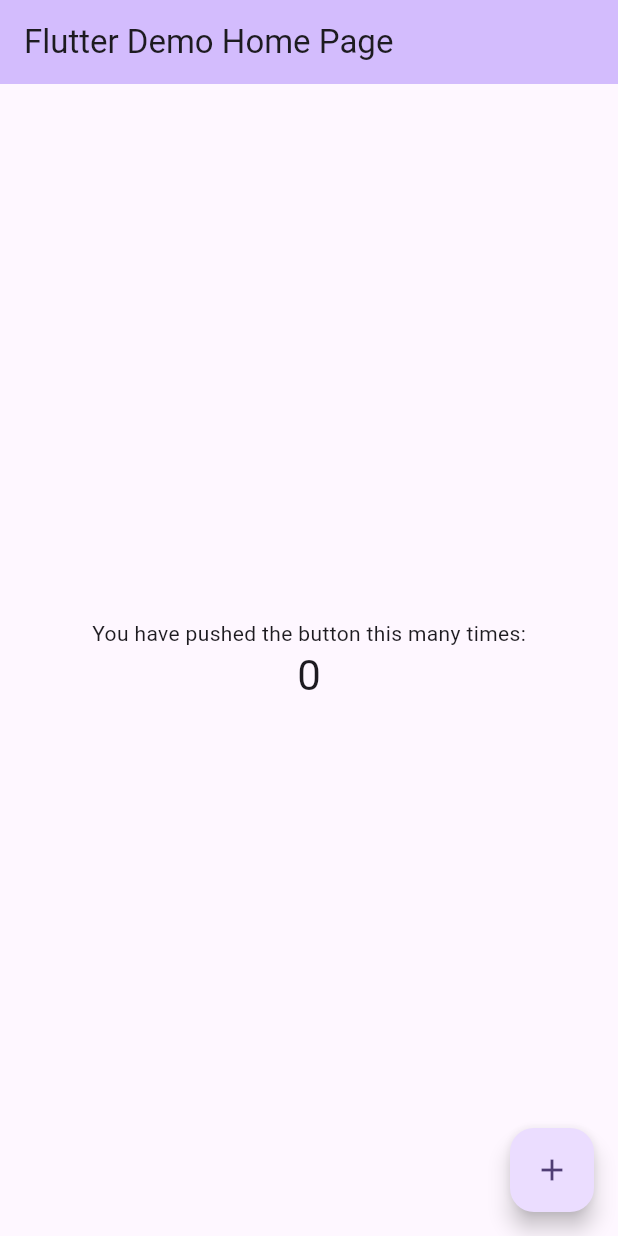
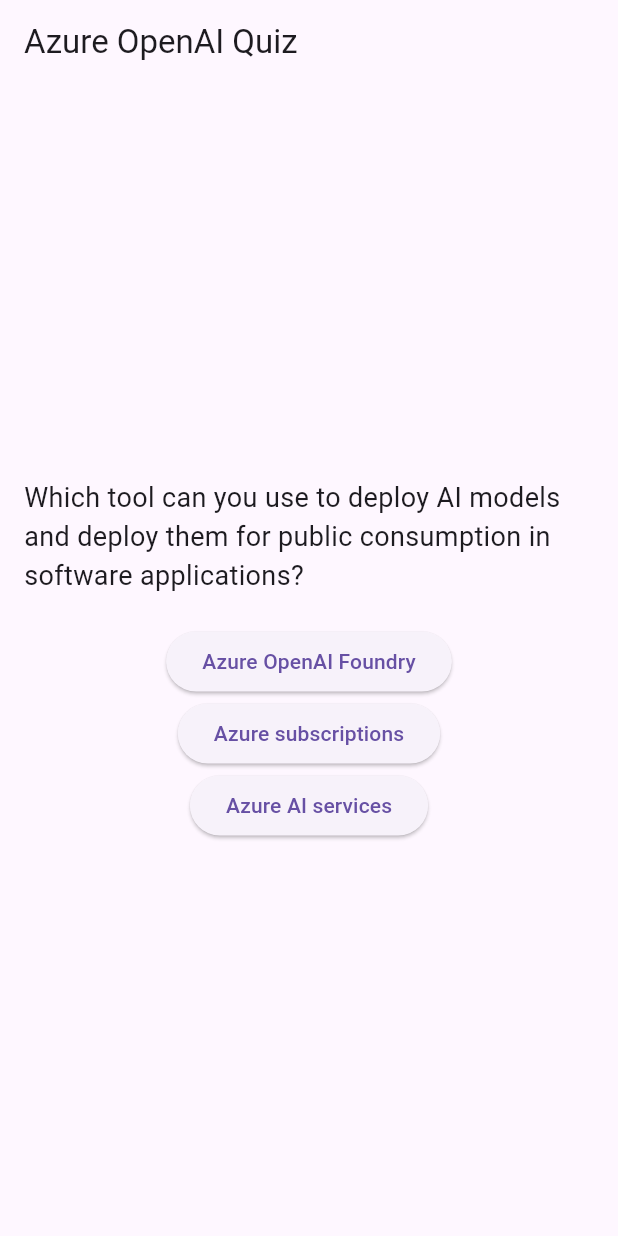
Before and after one commit to GarbyX/azure_open_ai_service_quiz_app, a Flutter app: the screen it shows after launch, on a phone screen of 412 x 824 dp. Run offline on Flutter 3.47's test engine with Material 3 defaults, Android fonts, the phone set to English and light mode, and no system bars.

Commit message:
Update main dart app

```diff
--- a/lib/main.dart
+++ b/lib/main.dart
@@ -1,125 +1,91 @@
 import 'package:flutter/material.dart';
 
 void main() {
-  runApp(const MyApp());
+  runApp(MyApp());
 }
 
 class MyApp extends StatelessWidget {
-  const MyApp({super.key});
-
-  // This widget is the root of your application.
   @override
   Widget build(BuildContext context) {
     return MaterialApp(
-      title: 'Flutter Demo',
+      title: 'Azure OpenAI Quiz',
       theme: ThemeData(
-        // This is the theme of your application.
-        //
-        // TRY THIS: Try running your application with "flutter run". You'll see
-        // the application has a purple toolbar. Then, without quitting the app,
-        // try changing the seedColor in the colorScheme below to Colors.green
-        // and then invoke "hot reload" (save your changes or press the "hot
-        // reload" button in a Flutter-supported IDE, or press "r" if you used
-        // the command line to start the app).
-        //
-        // Notice that the counter didn't reset back to zero; the application
-        // state is not lost during the reload. To reset the state, use hot
-        // restart instead.
-        //
-        // This works for code too, not just values: Most code changes can be
-        // tested with just a hot reload.
-        colorScheme: ColorScheme.fromSeed(seedColor: Colors.deepPurple),
-        useMaterial3: true,
+        primarySwatch: Colors.blue,
       ),
-      home: const MyHomePage(title: 'Flutter Demo Home Page'),
+      home: QuizScreen(),
     );
   }
 }
 
-class MyHomePage extends StatefulWidget {
-  const MyHomePage({super.key, required this.title});
-
-  // This widget is the home page of your application. It is stateful, meaning
-  // that it has a State object (defined below) that contains fields that affect
-  // how it looks.
-
-  // This class is the configuration for the state. It holds the values (in this
-  // case the title) provided by the parent (in this case the App widget) and
-  // used by the build method of the State. Fields in a Widget subclass are
-  // always marked "final".
-
-  final String title;
-
+class QuizScreen extends StatefulWidget {
   @override
-  State<MyHomePage> createState() => _MyHomePageState();
+  _QuizScreenState createState() => _QuizScreenState();
 }
 
-class _MyHomePageState extends State<MyHomePage> {
-  int _counter = 0;
+class _QuizScreenState extends State<QuizScreen> {
+  int _currentQuestionIndex = 0;
+  List<Question> _questions = [
+    Question(
+      'Which tool can you use to deploy AI models and deploy them for public consumption in software applications?',
+      ['Azure OpenAI Foundry', 'Azure subscriptions', 'Azure AI services'],
+      0,
+    ),
+    Question(
+      'How does Azure OpenAI process text?',
+      ['It converts text to hexadecimal format.', 'By breaking it down into tokens', 'By converting it into squares'],
+      1,
+    ),
+    // Add the remaining questions here...
+  ];
 
-  void _incrementCounter() {
+  void _nextQuestion(int selectedIndex) {
+    if (selectedIndex == _questions[_currentQuestionIndex].correctAnswer) {
+      ScaffoldMessenger.of(context).showSnackBar(
+        SnackBar(content: Text('Correct!')),
+      );
+    } else {
+      ScaffoldMessenger.of(context).showSnackBar(
+        SnackBar(content: Text('Wrong!')),
+      );
+    }
+
     setState(() {
-      // This call to setState tells the Flutter framework that something has
-      // changed in this State, which causes it to rerun the build method below
-      // so that the display can reflect the updated values. If we changed
-      // _counter without calling setState(), then the build method would not be
-      // called again, and so nothing would appear to happen.
-      _counter++;
+      _currentQuestionIndex = (_currentQuestionIndex + 1) % _questions.length;
     });
   }
 
   @override
   Widget build(BuildContext context) {
-    // This method is rerun every time setState is called, for instance as done
-    // by the _incrementCounter method above.
-    //
-    // The Flutter framework has been optimized to make rerunning build methods
-    // fast, so that you can just rebuild anything that needs updating rather
-    // than having to individually change instances of widgets.
     return Scaffold(
-      appBar: AppBar(
-        // TRY THIS: Try changing the color here to a specific color (to
-        // Colors.amber, perhaps?) and trigger a hot reload to see the AppBar
-        // change color while the other colors stay the same.
-        backgroundColor: Theme.of(context).colorScheme.inversePrimary,
-        // Here we take the value from the MyHomePage object that was created by
-        // the App.build method, and use it to set our appbar title.
-        title: Text(widget.title),
-      ),
-      body: Center(
-        // Center is a layout widget. It takes a single child and positions it
-        // in the middle of the parent.
+      appBar: AppBar(title: Text('Azure OpenAI Quiz')),
+      body: Padding(
+        padding: EdgeInsets.all(16.0),
         child: Column(
-          // Column is also a layout widget. It takes a list of children and
-          // arranges them vertically. By default, it sizes itself to fit its
-          // children horizontally, and tries to be as tall as its parent.
-          //
-          // Column has various properties to control how it sizes itself and
-          // how it positions its children. Here we use mainAxisAlignment to
-          // center the children vertically; the main axis here is the vertical
-          // axis because Columns are vertical (the cross axis would be
-          // horizontal).
-          //
-          // TRY THIS: Invoke "debug painting" (choose the "Toggle Debug Paint"
-          // action in the IDE, or press "p" in the console), to see the
-          // wireframe for each widget.
           mainAxisAlignment: MainAxisAlignment.center,
-          children: <Widget>[
-            const Text(
-              'You have pushed the button this many times:',
+          children: [
+            Text(
+              _questions[_currentQuestionIndex].question,
+              style: TextStyle(fontSize: 18),
             ),
-            Text(
-              '$_counter',
-              style: Theme.of(context).textTheme.headlineMedium,
-            ),
+            SizedBox(height: 20),
+            ..._questions[_currentQuestionIndex].options.map((option) {
+              int index = _questions[_currentQuestionIndex].options.indexOf(option);
+              return ElevatedButton(
+                onPressed: () => _nextQuestion(index),
+                child: Text(option),
+              );
+            }).toList(),
           ],
         ),
       ),
-      floatingActionButton: FloatingActionButton(
-        onPressed: _incrementCounter,
-        tooltip: 'Increment',
-        child: const Icon(Icons.add),
-      ), // This trailing comma makes auto-formatting nicer for build methods.
     );
   }
 }
+
+class Question {
+  String question;
+  List<String> options;
+  int correctAnswer;
+
+  Question(this.question, this.options, this.correctAnswer);
+}
```
